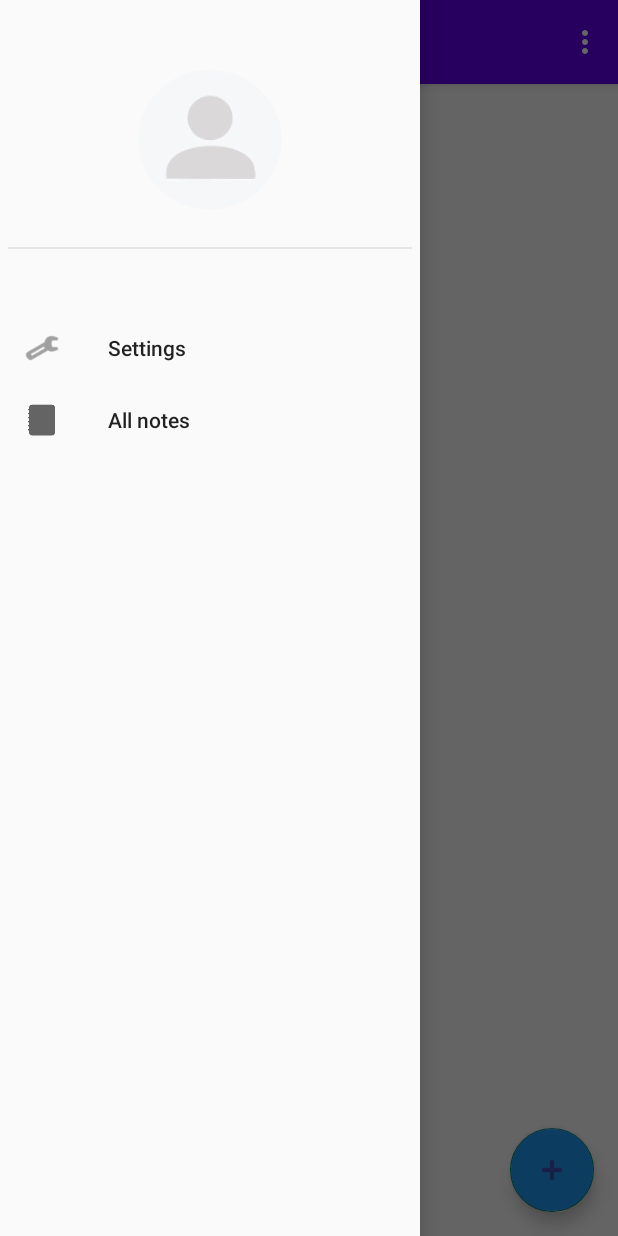
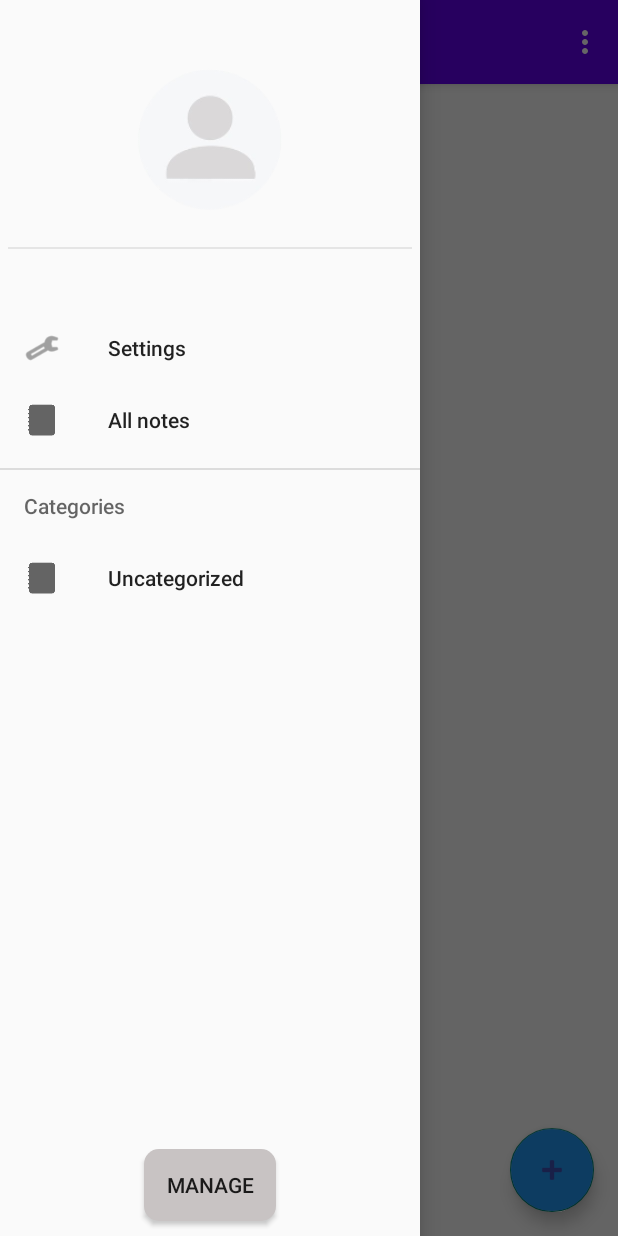
Before and after one commit to AS-Juliett/XtremeDnotes, an Android app: the ListAllNotesFragment screen opened directly, with no data from a screen before it, after a tap on "Open Navigation Drawer", on a phone screen of 412 x 824 dp. Run offline under Robolectric (Android 15) with nearby library versions, the phone set to English and light mode, and no system bars; our stand-ins replace CircleImageView.

Commit message:
Categories

```diff
--- /dev/null
+++ b/app/src/main/java/com/example/xtremednotes/ConfigUtil.java
@@ -0,0 +1,21 @@
+package com.example.xtremednotes;
+
+import android.content.Context;
+import android.content.SharedPreferences;
+import android.net.Uri;
+import android.preference.PreferenceManager;
+import android.widget.ImageView;
+
+import java.io.File;
+
+public class ConfigUtil {
+
+    public static void setAvatar(Context context, ImageView imageView){
+        SharedPreferences sharedPref = PreferenceManager.getDefaultSharedPreferences(context);
+        String avatarPath = sharedPref.getString("imagePath", null);
+        imageView.setImageResource(R.mipmap.ic_default_avatar_foreground);
+        if(avatarPath != null && new File(context.getFilesDir(),avatarPath).exists()){
+            imageView.setImageURI(Uri.fromFile(new File(context.getFilesDir(),avatarPath)));
+        }
+    }
+}
--- a/app/src/main/java/com/example/xtremednotes/activity/NotesNavigationActivity.java
+++ b/app/src/main/java/com/example/xtremednotes/activity/NotesNavigationActivity.java
@@ -8,20 +8,31 @@ import androidx.core.view.GravityCompat;
 import androidx.drawerlayout.widget.DrawerLayout;
 import de.hdodenhof.circleimageview.CircleImageView;
 
+import android.content.Intent;
 import android.content.SharedPreferences;
 import android.net.Uri;
 import android.os.Bundle;
 import android.preference.PreferenceManager;
+import android.util.Log;
+import android.view.Menu;
 import android.view.MenuItem;
 import android.view.View;
+import android.widget.Button;
 import android.widget.FrameLayout;
 
+import com.example.xtremednotes.ConfigUtil;
 import com.example.xtremednotes.R;
 import com.example.xtremednotes.fragment.ListAllNotesFragment;
 import com.example.xtremednotes.fragment.SettingsFragment;
 import com.google.android.material.navigation.NavigationView;
 
 import java.io.File;
+import java.util.ArrayList;
+import java.util.Arrays;
+import java.util.List;
+import java.util.Objects;
+import java.util.function.Supplier;
+import java.util.stream.Stream;
 
 public class NotesNavigationActivity extends AppCompatActivity implements NavigationView.OnNavigationItemSelectedListener {
 
@@ -29,8 +40,11 @@ public class NotesNavigationActivity extends AppCompatActivity implements Naviga
     private DrawerLayout drawerLayout;
     private FrameLayout frameLayout;
     private NavigationView navigationView;
-    CircleImageView imageNav;
+    private CircleImageView imageNav;
     private String exportName = "export";
+    private static String manage = "Manage categories";
+    private static String defaultCategory = "Uncategorized";
+    private Object[] categoriesList;
 
     @Override
     protected void onCreate(Bundle savedInstanceState) {
@@ -49,18 +63,13 @@ public class NotesNavigationActivity extends AppCompatActivity implements Naviga
         frameLayout = findViewById(R.id.frameLayout);
         navigationView = findViewById(R.id.navigationView);
         navigationView.setNavigationItemSelectedListener(this);
+        getCategories();
         View nView = navigationView.getHeaderView(0);
         imageNav = nView.findViewById(R.id.imageNav);
-        setAvatar();
-    }
+        ConfigUtil.setAvatar(this, imageNav);
 
-    public void setAvatar(){
-        SharedPreferences sharedPref = PreferenceManager.getDefaultSharedPreferences(this);
-        String avatarPath = sharedPref.getString("imagePath", null);
-        imageNav.setImageResource(R.mipmap.ic_default_avatar_foreground);
-        if(avatarPath != null && new File(this.getFilesDir()+avatarPath).exists()){
-            imageNav.setImageURI(Uri.fromFile(new File(this.getFilesDir()+avatarPath)));
-        }
+        Button manageBtn = findViewById(R.id.manageButton);
+        manageBtn.setOnClickListener(view -> onClickManage());
     }
 
     private void initializeDefaultFragment(Bundle savedInstanceState, int itemIndex){
@@ -72,15 +81,7 @@ public class NotesNavigationActivity extends AppCompatActivity implements Naviga
 
     private void toggleDrawer() {
         ActionBarDrawerToggle drawerToggle = new ActionBarDrawerToggle(this, drawerLayout,
-                toolbar, R.string.navigation_drawer_open, R.string.navigation_drawer_close){
-            public void onDrawerClosed(View view) {
-                super.onDrawerClosed(view);
-            }
-            public void onDrawerOpened(View drawerView) {
-                super.onDrawerOpened(drawerView);
-                setAvatar();
-            }
-        };
+                toolbar, R.string.navigation_drawer_open, R.string.navigation_drawer_close);
         drawerLayout.addDrawerListener(drawerToggle);
         drawerToggle.syncState();
     }
@@ -105,13 +106,36 @@ public class NotesNavigationActivity extends AppCompatActivity implements Naviga
                 closeDrawer();
                 break;
             case R.id.nav_all_notes:
-                getSupportFragmentManager().beginTransaction().replace(R.id.frameLayout, new ListAllNotesFragment())
+                getSupportFragmentManager().beginTransaction().replace(R.id.frameLayout, new ListAllNotesFragment(null))
                         .commit();
                 deSelectCheckedState();
                 closeDrawer();
                 break;
+            default:
+                getSupportFragmentManager().beginTransaction().replace(R.id.frameLayout,
+                            new ListAllNotesFragment((String) menuItem.getTitle())).commit();
+                deSelectCheckedState();
+                closeDrawer();
         }
         return false;
+    }
+
+    private void getCategories(){
+        Supplier<Stream<String>> dirSupplier = () ->
+                Arrays.stream(Objects.requireNonNull(this.getFilesDir().listFiles(File::isDirectory))).map(File::getName);
+        categoriesList = dirSupplier.get().toArray();
+        //Log.d("dir no", String.valueOf(categoriesList.length));
+        //for (Object dir: categoriesList) { Log.d("dir", dir.toString()); }
+        //dirSupplier.get().forEach((dir) -> Log.d("dir", dir));
+        Menu subMenu = navigationView.getMenu().addSubMenu("Categories");
+
+        MenuItem defItem = subMenu.add(defaultCategory);
+        defItem.setIcon(R.mipmap.ic_note_foreground);
+
+        for (Object dir: categoriesList) {
+            MenuItem mi = subMenu.add(dir.toString());
+            mi.setIcon(R.mipmap.ic_note_foreground);
+        }
     }
 
     private void closeDrawer(){
@@ -127,9 +151,14 @@ public class NotesNavigationActivity extends AppCompatActivity implements Naviga
         }
     }
 
+    private void onClickManage(){
+        Intent i = new Intent(this, ManageCategoriesActivity.class);
+        NotesNavigationActivity.this.startActivity(i);
+    }
+
     @Override
     protected void onResume() {
         super.onResume();
-        setAvatar();
+        ConfigUtil.setAvatar(this, imageNav);
     }
 }
--- a/app/src/main/java/com/example/xtremednotes/fragment/ListAllNotesFragment.java
+++ b/app/src/main/java/com/example/xtremednotes/fragment/ListAllNotesFragment.java
@@ -46,14 +46,17 @@ public class ListAllNotesFragment extends Fragment {
     private View view;
     private ArrayList<Note> notesList;
     private NotesAdapter notesAdapter;
-    LayoutInflater inflater;
+    private String filter;
     private String exportName = "export";
+
+    public ListAllNotesFragment(String filter){
+        this.filter = filter;
+    }
 
     @RequiresApi(api = Build.VERSION_CODES.O)
     @Nullable
     @Override
     public View onCreateView(@NonNull LayoutInflater inflater, @Nullable ViewGroup container, @Nullable Bundle savedInstanceState) {
-        this.inflater = inflater;
         view = inflater.inflate(R.layout.fragment_list_all_notes, container,false);
         setHasOptionsMenu(true);
 
@@ -74,7 +77,7 @@ public class ListAllNotesFragment extends Fragment {
                     builder.setTitle("Confirm");
                     builder.setMessage("Delete " + note.getTitle() + "?");
                     builder.setPositiveButton("Yes", (dialog, which) -> {
-                        File file = new File(getActivity().getFilesDir() + "/" + note.getTitle());
+                        File file = new File(getActivity().getFilesDir(), note.getTitle());
                         if(file.exists()){
                             file.delete();
                             Toast.makeText(view.getContext(), note.getTitle()+" deleted",
@@ -149,7 +152,14 @@ public class ListAllNotesFragment extends Fragment {
 
     private void loadAllFiles(){
         notesList.clear();
-        File dir = getActivity().getFilesDir();
+        String defaultDir = "Uncategorized";
+        File dir;
+
+        if(filter == null || filter.equals(defaultDir)) {
+            dir = getActivity().getFilesDir();
+        } else {
+            dir = new File(getActivity().getFilesDir(), filter);
+        }
         File[] files = Arrays.stream(dir.listFiles())
                 .filter(f -> f.getName().endsWith(".txt"))
                 .collect(Collectors.toList()).toArray(new File[]{});
--- /dev/null
+++ b/app/src/main/res/drawable/rounded_btn.xml
@@ -0,0 +1,9 @@
+<?xml version="1.0" encoding="utf-8"?>
+<shape xmlns:android="http://schemas.android.com/apk/res/android" android:shape="rectangle" android:padding="10dp">
+    <solid android:color="#C8C3C3"/>
+    <corners
+        android:bottomRightRadius="10dp"
+        android:bottomLeftRadius="10dp"
+        android:topLeftRadius="10dp"
+        android:topRightRadius="10dp"/>
+</shape>
--- a/app/src/main/res/layout/activity_notes_navigation.xml
+++ b/app/src/main/res/layout/activity_notes_navigation.xml
@@ -24,9 +24,9 @@
                 android:id="@+id/toolbar"
                 android:layout_width="match_parent"
                 android:layout_height="?attr/actionBarSize"
+                android:elevation="4dp"
                 android:theme="@style/ThemeOverlay.AppCompat.Dark.ActionBar"
-                app:popupTheme="@style/Theme.AppCompat.Light"
-                android:elevation="4dp"/>
+                app:popupTheme="@style/Theme.AppCompat.Light" />
 
         </com.google.android.material.appbar.AppBarLayout>
 
@@ -34,7 +34,6 @@
             android:id="@+id/frameLayout"
             android:layout_width="match_parent"
             android:layout_height="match_parent" />
-
     </LinearLayout>
 
     <com.google.android.material.navigation.NavigationView
@@ -43,6 +42,22 @@
         android:layout_height="match_parent"
         android:layout_gravity="start"
         android:fitsSystemWindows="true"
-        app:menu="@menu/nav_drawer_menu"
-        app:headerLayout="@layout/nav_header_layout"/>
+        app:headerLayout="@layout/nav_header_layout"
+        app:menu="@menu/nav_drawer_menu" >
+
+        <LinearLayout
+            android:layout_width="match_parent"
+            android:layout_height="wrap_content"
+            android:layout_gravity="bottom|center"
+            android:orientation="vertical">
+        <Button
+            android:id="@+id/manageButton"
+            android:background="@drawable/rounded_btn"
+            android:text="Manage"
+            android:layout_width="wrap_content"
+            android:layout_height="wrap_content"
+            android:layout_gravity="center"
+            android:layout_marginBottom="10dp"/>
+        </LinearLayout>
+    </com.google.android.material.navigation.NavigationView>
 </androidx.drawerlayout.widget.DrawerLayout>
--- a/app/src/main/res/layout/nav_header_layout.xml
+++ b/app/src/main/res/layout/nav_header_layout.xml
@@ -16,10 +16,10 @@
         android:icon="@mipmap/ic_default_avatar" />
 
     <View
+        android:id="@+id/view"
         android:layout_marginTop="1dp"
         android:layout_width="match_parent"
         android:layout_height="1dp"
         android:layout_gravity="center_horizontal"
         android:background="#15000000"/>
-
 </LinearLayout>
--- a/app/src/main/res/values/strings.xml
+++ b/app/src/main/res/values/strings.xml
@@ -11,6 +11,5 @@
     <string name="reset_password">Reset password</string>
     <string name="navigation_drawer_open">Open Navigation Drawer</string>
     <string name="navigation_drawer_close">Close Navigation Drawer</string>
-    <!-- TODO: Remove or change this placeholder text -->
-    <string name="hello_blank_fragment">Hello blank fragment</string>
+    <string name="manage">Manage categories</string>
 </resources>
```
Also changed, not shown: app/src/main/AndroidManifest.xml (+13 -10 lines), app/src/main/java/com/example/xtremednotes/activity/MainActivity.java (+4 -12 lines), app/src/main/java/com/example/xtremednotes/activity/ManageCategoriesActivity.java (added, +16 -0 lines), app/src/main/java/com/example/xtremednotes/fragment/SettingsFragment.java (+4 -43 lines), app/src/main/res/layout/activity_manage_categories_activity.xml (added, +8 -0 lines).
